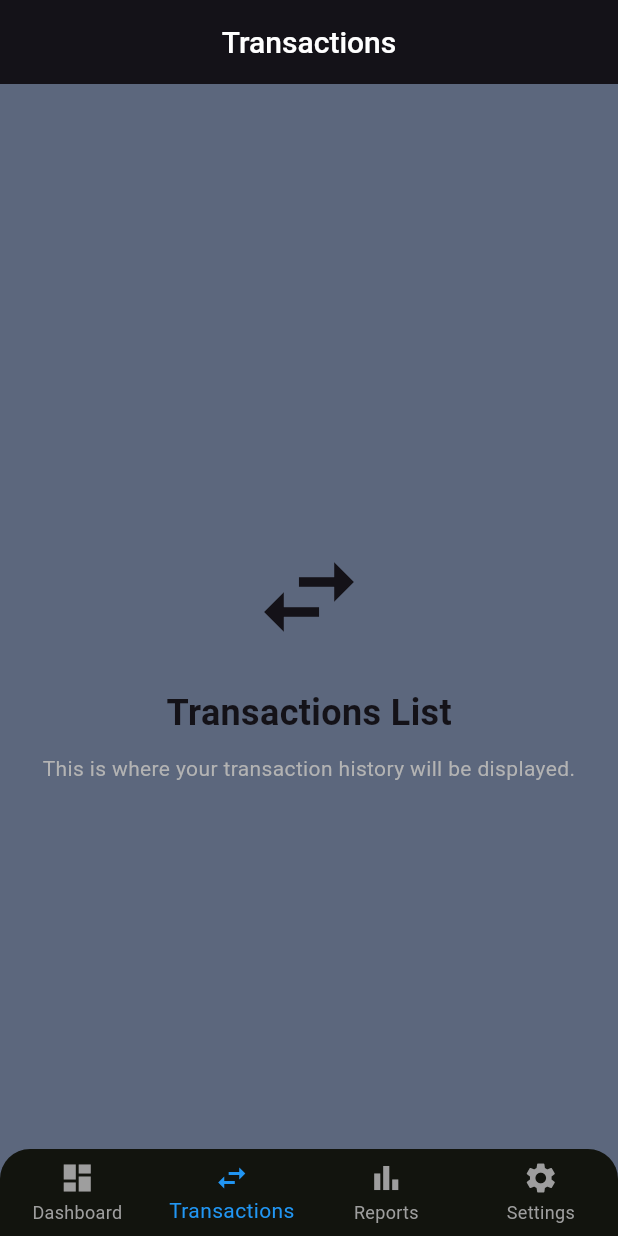
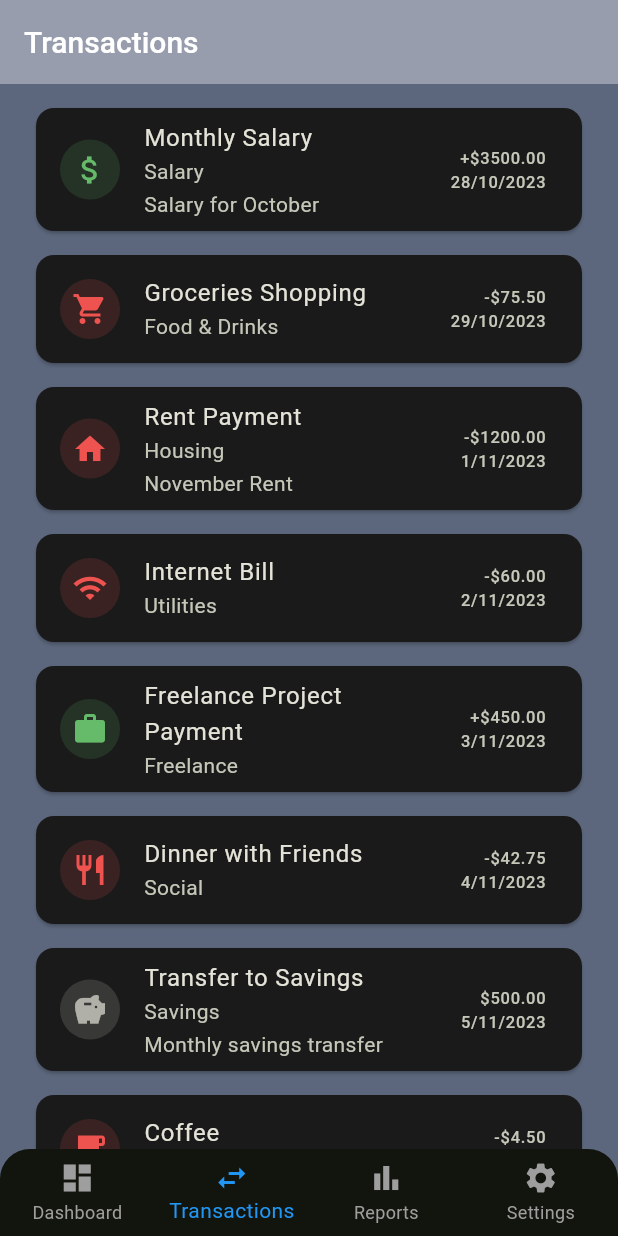
Before and after one commit to dhrubo3724/Task_Forcee, a Flutter app: the screen it shows after launch, item 2 of the bottom bar chosen, on a phone screen of 412 x 824 dp. Run offline on Flutter 3.47's test engine with Material 3 defaults, Android fonts, the phone set to English and light mode, and no system bars.

Commit message:
feat:add expenses

```diff
--- /dev/null
+++ b/lib/models/repo/demo_transection_data.dart
@@ -0,0 +1,94 @@
+// lib/core/data/demo_transactions.dart
+// Or: lib/features/transactions/data/demo_transactions.dart
+
+import '../transection.dart';
+
+class DemoTransactions {
+  // Private constructor to prevent instantiation
+  DemoTransactions._();
+
+  static List<Transaction> get transactions {
+    // Only return demo data if you intend for it to be a fallback.
+    // In a real app, you'd have logic here or elsewhere to determine
+    // if actual data exists. For this example, we just return it.
+    return demoTransactionList;
+  }
+
+  static final List<Transaction> demoTransactionList = [
+    Transaction(
+      id: 'txn_001',
+      title: 'Monthly Salary',
+      description: 'Salary for October',
+      amount: 3500.00,
+      type: TransactionType.income,
+      date: DateTime(2023, 10, 28),
+      category: 'Salary',
+      iconName: 'attach_money', // Material icon name
+    ),
+    Transaction(
+      id: 'txn_002',
+      title: 'Groceries Shopping',
+      amount: 75.50,
+      type: TransactionType.expense,
+      date: DateTime(2023, 10, 29),
+      category: 'Food & Drinks',
+      iconName: 'shopping_cart',
+    ),
+    Transaction(
+      id: 'txn_003',
+      title: 'Rent Payment',
+      description: 'November Rent',
+      amount: 1200.00,
+      type: TransactionType.expense,
+      date: DateTime(2023, 11, 1),
+      category: 'Housing',
+      iconName: 'home',
+    ),
+    Transaction(
+      id: 'txn_004',
+      title: 'Internet Bill',
+      amount: 60.00,
+      type: TransactionType.expense,
+      date: DateTime(2023, 11, 2),
+      category: 'Utilities',
+      iconName: 'wifi',
+    ),
+    Transaction(
+      id: 'txn_005',
+      title: 'Freelance Project Payment',
+      amount: 450.00,
+      type: TransactionType.income,
+      date: DateTime(2023, 11, 3),
+      category: 'Freelance',
+      iconName: 'work',
+    ),
+    Transaction(
+      id: 'txn_006',
+      title: 'Dinner with Friends',
+      amount: 42.75,
+      type: TransactionType.expense,
+      date: DateTime(2023, 11, 4),
+      category: 'Social',
+      iconName: 'restaurant',
+    ),
+    Transaction(
+      id: 'txn_007',
+      title: 'Transfer to Savings',
+      description: 'Monthly savings transfer',
+      amount: 500.00,
+      type: TransactionType.transfer,
+      date: DateTime(2023, 11, 5),
+      category: 'Savings',
+      iconName: 'savings',
+    ),
+    Transaction(
+      id: 'txn_008',
+      title: 'Coffee',
+      amount: 4.50,
+      type: TransactionType.expense,
+      date: DateTime(2023, 11, 5),
+      category: 'Food & Drinks',
+      iconName: 'local_cafe',
+    ),
+  ];
+}
--- /dev/null
+++ b/lib/models/transection.dart
@@ -0,0 +1,32 @@
+// lib/core/models/transaction.dart
+// Or, if you prefer features: lib/features/transactions/models/transaction.dart
+
+enum TransactionType { income, expense, transfer }
+
+class Transaction {
+  final String id;
+  final String title;
+  final String? description; // Optional description
+  final double amount;
+  final TransactionType type;
+  final DateTime date;
+  final String category; // e.g., "Salary", "Groceries", "Utilities"
+  final String? iconName; // Optional: for an icon related to category or type
+
+  Transaction({
+    required this.id,
+    required this.title,
+    this.description,
+    required this.amount,
+    required this.type,
+    required this.date,
+    required this.category,
+    this.iconName,
+  });
+
+  // Optional: factory constructor for JSON serialization if you plan to fetch from API
+  // factory Transaction.fromJson(Map<String, dynamic> json) { ... }
+
+  // Optional: method for JSON deserialization
+  // Map<String, dynamic> toJson() { ... }
+}
--- a/lib/navigation/app_navigation.dart
+++ b/lib/navigation/app_navigation.dart
@@ -3,7 +3,7 @@ import 'package:flutter/material.dart';
 import '../ui/screens/dashboard_screen.dart';
 import '../ui/screens/report_list_screen.dart';
 import '../ui/screens/settings_screens.dart';
-import '../ui/screens/transaction_screen.dart';
+import '../ui/screens/transection_screen.dart';
 
 class AppNavigation extends StatefulWidget {
   const AppNavigation({super.key});
--- a/lib/ui/screens/empty_report_screen.dart
+++ b/lib/ui/screens/empty_report_screen.dart
@@ -2,8 +2,8 @@ import 'package:flutter/material.dart';
 
 import '../widgets/profile_appbar.dart'; // Assuming you want the same AppBar
 
-class ReportsScreen extends StatelessWidget {
-  const ReportsScreen({super.key});
+class EmptyReportsScreen extends StatelessWidget {
+  const EmptyReportsScreen({super.key});
 
   @override
   Widget build(BuildContext context) {
--- a/lib/ui/screens/transaction_screen.dart
+++ b/lib/ui/screens/empty_transaction_screen.dart
@@ -5,8 +5,8 @@ import '../widgets/profile_appbar.dart'; // Assuming you want the same AppBar
 // You'll likely need a Transaction model later
 // import 'package:task_force/models/transaction.dart';
 
-class TransactionsScreen extends StatelessWidget {
-  const TransactionsScreen({super.key});
+class EmptyTransactionsScreen extends StatelessWidget {
+  const EmptyTransactionsScreen({super.key});
 
   @override
   Widget build(BuildContext context) {
--- a/lib/ui/screens/report_list_screen.dart
+++ b/lib/ui/screens/report_list_screen.dart
@@ -55,7 +55,7 @@ class ReportListScreen extends StatelessWidget {
         ),
         child:
             demoReports.isEmpty
-                ? ReportsScreen()
+                ? EmptyReportsScreen()
                 : ListView.builder(
                   itemCount:
                       demoReports.length, // Use the number of demo reports
--- /dev/null
+++ b/lib/ui/screens/transection_screen.dart
@@ -0,0 +1,183 @@
+// lib/features/transactions/screens/transaction_list_screen.dart
+// (or wherever your transaction_screen.dart is located)
+
+import 'package:flutter/material.dart';
+import 'package:task_force/models/repo/demo_transection_data.dart';
+
+import '../../models/transection.dart';
+import 'empty_transaction_screen.dart'; // Import your demo data
+// import 'package:task_force/widgets/profile_appbar.dart'; // Your ProfileAppBar
+// import 'package:task_force/app/theme/app_theme.dart'; // Your AppTheme
+
+class TransactionsScreen extends StatefulWidget {
+  const TransactionsScreen({super.key});
+
+  @override
+  State<TransactionsScreen> createState() => _TransactionsScreenState();
+}
+
+class _TransactionsScreenState extends State<TransactionsScreen> {
+  late List<Transaction> _transactions; // To hold the transactions to display
+
+  @override
+  void initState() {
+    super.initState();
+    // Load demo transactions directly when the screen initializes
+    // In a real app, you might fetch from a repository here and then
+    // decide whether to use demo data based on the result.
+    _transactions = DemoTransactions.transactions;
+  }
+
+  IconData _getIconForTransaction(Transaction transaction) {
+    // Simple mapping, you might want a more robust solution
+    switch (transaction.iconName) {
+      case 'attach_money':
+        return Icons.attach_money;
+      case 'shopping_cart':
+        return Icons.shopping_cart;
+      case 'home':
+        return Icons.home;
+      case 'wifi':
+        return Icons.wifi;
+      case 'work':
+        return Icons.work;
+      case 'restaurant':
+        return Icons.restaurant;
+      case 'savings':
+        return Icons.savings;
+      case 'local_cafe':
+        return Icons.local_cafe;
+      default:
+        // Fallback icon based on transaction type
+        if (transaction.type == TransactionType.income) {
+          return Icons.arrow_downward_rounded; // Icon for income
+        } else if (transaction.type == TransactionType.expense) {
+          return Icons.arrow_upward_rounded; // Icon for expense
+        }
+        return Icons.swap_horiz_rounded; // Icon for transfer or other
+    }
+  }
+
+  Color _getColorForAmount(Transaction transaction) {
+    switch (transaction.type) {
+      case TransactionType.income:
+        return Colors.green[400] ?? Colors.green;
+      case TransactionType.expense:
+        return Colors.red[400] ?? Colors.red;
+      case TransactionType.transfer:
+        return Theme.of(
+          context,
+        ).colorScheme.onSurface.withOpacity(0.7); // Neutral color
+      default:
+        return Theme.of(context).colorScheme.onSurface;
+    }
+  }
+
+  String _formatDate(DateTime date) {
+    // Simple date formatting, you can use the `intl` package for more complex needs
+    return "${date.day}/${date.month}/${date.year}";
+  }
+
+  @override
+  Widget build(BuildContext context) {
+    final theme = Theme.of(context); // Get the current theme
+
+    return Scaffold(
+      // appBar: ProfileAppBar(title: 'Transactions'), // Assuming you have this
+      appBar: AppBar(
+        title: const Text('Transactions'),
+        backgroundColor: theme.appBarTheme.backgroundColor, // Use theme
+      ),
+      body: Container(
+        decoration: BoxDecoration(
+          borderRadius: BorderRadius.only(
+            topLeft: Radius.circular(20),
+            topRight: Radius.circular(20),
+          ),
+        ),
+
+        child:
+            _transactions.isEmpty
+                ? EmptyTransactionsScreen()
+                : _buildTransactionList(theme),
+        // _buildTransactionList(theme)
+      ),
+    );
+  }
+
+  Widget _buildTransactionList(ThemeData theme) {
+    return ListView.builder(
+      padding: const EdgeInsets.all(8.0),
+      itemCount: _transactions.length,
+      itemBuilder: (context, index) {
+        final transaction = _transactions[index];
+        return Card(
+          // Use CardTheme from your AppTheme
+          // elevation: theme.cardTheme.elevation,
+          // margin: theme.cardTheme.margin,
+          // shape: theme.cardTheme.shape,
+          // color: theme.cardTheme.color,
+          child: ListTile(
+            leading: CircleAvatar(
+              backgroundColor: _getColorForAmount(
+                transaction,
+              ).withOpacity(0.15),
+              foregroundColor: _getColorForAmount(transaction),
+              child: Icon(_getIconForTransaction(transaction), size: 24),
+            ),
+            title: Text(
+              transaction.title,
+              // style: theme.textTheme.titleMedium?.copyWith(fontWeight: FontWeight.w600),
+            ),
+            subtitle: Column(
+              crossAxisAlignment: CrossAxisAlignment.start,
+              children: [
+                Text(
+                  transaction.category,
+                  // style: theme.textTheme.bodySmall?.copyWith(color: theme.textTheme.bodySmall?.color?.withOpacity(0.8)),
+                ),
+                if (transaction.description != null &&
+                    transaction.description!.isNotEmpty)
+                  Padding(
+                    padding: const EdgeInsets.only(top: 2.0),
+                    child: Text(
+                      transaction.description!,
+                      // style: theme.textTheme.bodySmall?.copyWith(fontSize: 11, color: theme.textTheme.bodySmall?.color?.withOpacity(0.6)),
+                      maxLines: 1,
+                      overflow: TextOverflow.ellipsis,
+                    ),
+                  ),
+              ],
+            ),
+            trailing: Column(
+              mainAxisAlignment: MainAxisAlignment.center,
+              crossAxisAlignment: CrossAxisAlignment.end,
+              children: [
+                Text(
+                  '${transaction.type == TransactionType.income
+                      ? '+'
+                      : transaction.type == TransactionType.expense
+                      ? '-'
+                      : ''}\$${transaction.amount.toStringAsFixed(2)}',
+                  // style: theme.textTheme.bodyLarge?.copyWith(
+                  //   color: _getColorForAmount(transaction),
+                  //   fontWeight: FontWeight.bold,
+                  // ),
+                ),
+                Text(
+                  _formatDate(transaction.date),
+                  // style: theme.textTheme.bodySmall,
+                ),
+              ],
+            ),
+            onTap: () {
+              // Handle transaction tap, e.g., navigate to detail screen
+              print('Tapped on: ${transaction.title}');
+              // Navigator.push(context, MaterialPageRoute(builder: (context) => TransactionDetailScreen(transaction: transaction)));
+            },
+          ),
+        );
+      },
+    );
+  }
+}
```
Also changed, not shown: lib/models/repo/transection_repo.dart (added, +32 -0 lines), lib/ui/screens/expenses_add_screen.dart (added, +139 -0 lines), lib/ui/widgets/deshboard_content.dart (+10 -1 lines).
